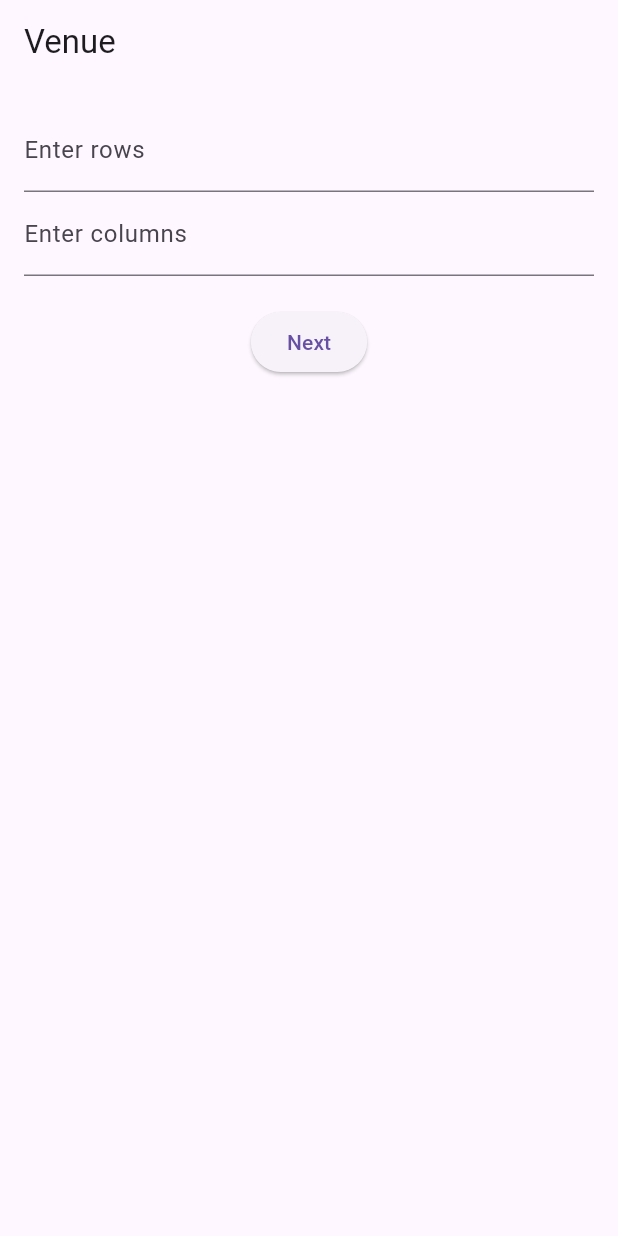
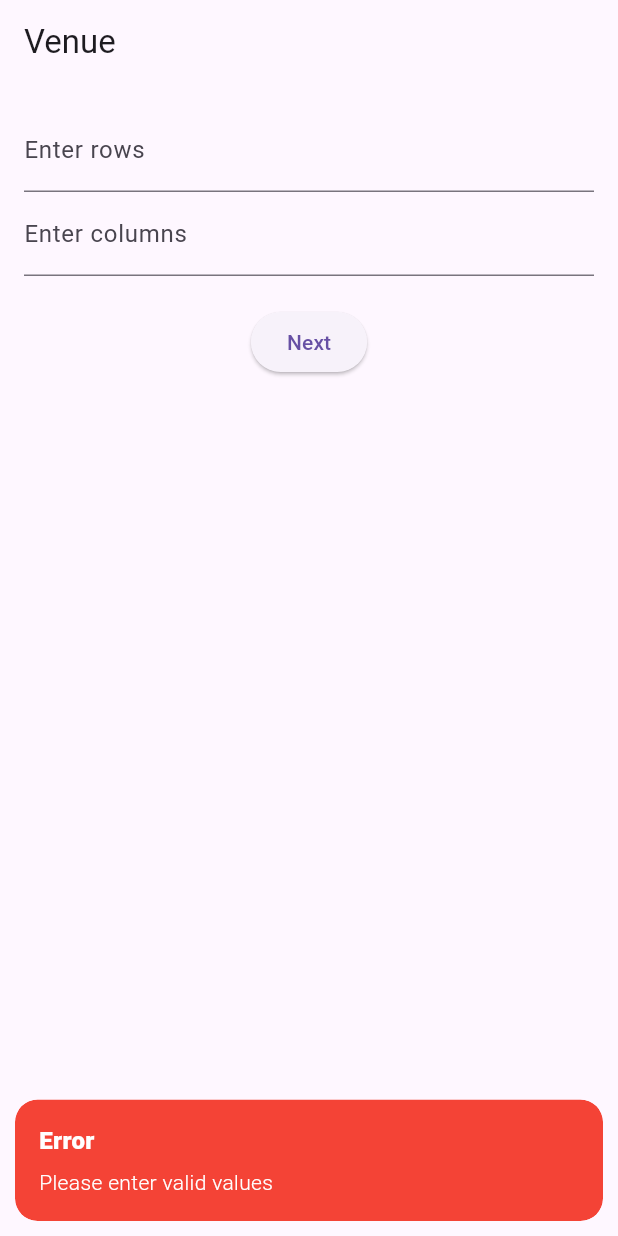
Before and after one commit to j-j-gajjar/booking, a Flutter app: the screen it shows after launch, after a tap on "Next", on a phone screen of 412 x 824 dp. Run offline on Flutter 3.47's test engine with Material 3 defaults, Android fonts, the phone set to English and light mode, and no system bars; our stand-ins replace get.

```diff
--- a/lib/presentation/grid/grid_controller.dart
+++ b/lib/presentation/grid/grid_controller.dart
@@ -124,4 +124,9 @@ class GridController extends GetxController with CommonMethod {
     unAvailableSeats.clear();
     selectedIndices.clear();
   }
+
+  setSeat(int seat) {
+    userSeats.value = seat;
+    bookSeats.clear();
+  }
 }
--- a/lib/presentation/user/user_screen.dart
+++ b/lib/presentation/user/user_screen.dart
@@ -33,9 +33,9 @@ class UserScreen extends StatelessWidget with CommonMethod {
             ElevatedButton(
               onPressed: () {
                 if (int.parse(seats.value.text) <= Get.find<GridController>().availableSeats()) {
-                  Get.find<GridController>().userSeats.value = int.parse(seats.value.text);
+                  Get.find<GridController>().setSeat(int.parse(seats.value.text));
                   seats.value.clear();
-                  Get.offNamed(RoutesConstants.gridScreen);
+                  Get.toNamed(RoutesConstants.gridScreen);
                 }
               },
               child: const Text('Next'),
--- a/lib/presentation/venue/venue_screen.dart
+++ b/lib/presentation/venue/venue_screen.dart
@@ -4,7 +4,7 @@ import 'package:booking/presentation/widgets/widget.dart';
 import 'package:flutter/material.dart';
 import 'package:get/get.dart';
 
-class VenueScreen extends StatelessWidget {
+class VenueScreen extends StatelessWidget with CommonMethod {
   VenueScreen({super.key});
 
   final GridController gridController = Get.put(GridController());
@@ -32,10 +32,14 @@ class VenueScreen extends StatelessWidget {
             const SizedBox(height: 20),
             ElevatedButton(
               onPressed: () {
-                int rows = int.parse(rowsController.value.text);
-                int columns = int.parse(columnsController.value.text);
-                bool check = gridController.setGrid(rows, columns);
-                if (check) Get.toNamed(RoutesConstants.gridScreen);
+                if (rowsController.value.text.isNotEmpty || columnsController.value.text.isNotEmpty) {
+                  int rows = int.parse(rowsController.value.text);
+                  int columns = int.parse(columnsController.value.text);
+                  bool check = gridController.setGrid(rows, columns);
+                  if (check) Get.toNamed(RoutesConstants.gridScreen);
+                } else {
+                  showSnack(message: 'Please enter valid values');
+                }
               },
               child: const Text('Next'),
             ),
--- a/lib/presentation/widgets/common.dart
+++ b/lib/presentation/widgets/common.dart
@@ -6,6 +6,8 @@ mixin class CommonMethod {
     Get.snackbar(
       title,
       message,
+      margin: const EdgeInsets.all(10),
+      duration: const Duration(seconds: 2),
       snackPosition: SnackPosition.BOTTOM,
       backgroundColor: Colors.red.shade500,
       colorText: Colors.white,
```
